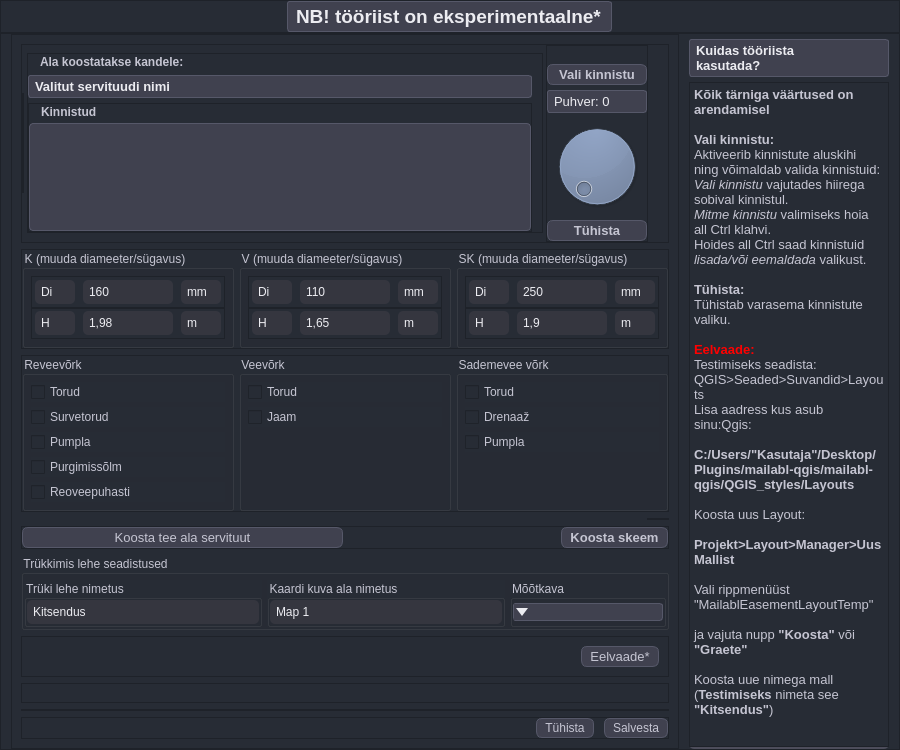
Old version of the form mailabl-qgis/Functions/Easements/widgets/Servituut.ui in the repository TuloliKalver/mailabl-qgis.
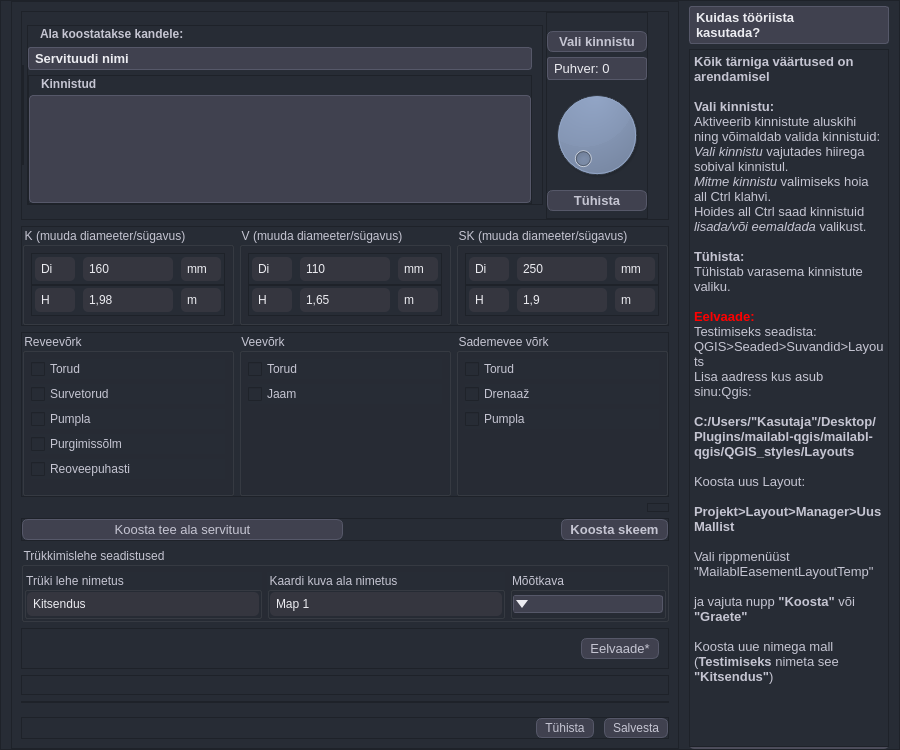
New version of the form. Icons and pictures are not drawn.

Diff of the .ui file:
```diff
--- a/mailabl-qgis/Functions/Easements/widgets/Servituut.ui
+++ b/mailabl-qgis/Functions/Easements/widgets/Servituut.ui
@@ -215,47 +215,6 @@
    <property name="bottomMargin">
     <number>0</number>
    </property>
-   <item>
-    <widget class="QFrame" name="fHeading">
-     <property name="frameShape">
-      <enum>QFrame::StyledPanel</enum>
-     </property>
-     <property name="frameShadow">
-      <enum>QFrame::Raised</enum>
-     </property>
-     <layout class="QVBoxLayout" name="verticalLayout_13">
-      <property name="spacing">
-       <number>0</number>
-      </property>
-      <property name="leftMargin">
-       <number>0</number>
-      </property>
-      <property name="topMargin">
-       <number>0</number>
-      </property>
-      <property name="rightMargin">
-       <number>0</number>
-      </property>
-      <property name="bottomMargin">
-       <number>0</number>
-      </property>
-      <item alignment="Qt::AlignHCenter">
-       <widget class="QLabel" name="label_5">
-        <property name="font">
-         <font>
-          <pointsize>14</pointsize>
-          <weight>75</weight>
-          <bold>true</bold>
-         </font>
-        </property>
-        <property name="text">
-         <string>NB! tööriist on eksperimentaalne*</string>
-        </property>
-       </widget>
-      </item>
-     </layout>
-    </widget>
-   </item>
    <item>
     <widget class="QFrame" name="fMain">
      <property name="minimumSize">
@@ -425,7 +384,7 @@
                   </font>
                  </property>
                  <property name="text">
-                  <string>Valitut servituudi nimi</string>
+                  <string>Servituudi nimi</string>
                  </property>
                 </widget>
                </item>
@@ -1622,7 +1581,7 @@
          <item>
           <widget class="QGroupBox" name="groupBox_7">
            <property name="title">
-            <string>Trükkimis lehe seadistused</string>
+            <string>Trükkimislehe seadistused</string>
            </property>
            <layout class="QHBoxLayout" name="horizontalLayout_17">
             <property name="spacing">
```
